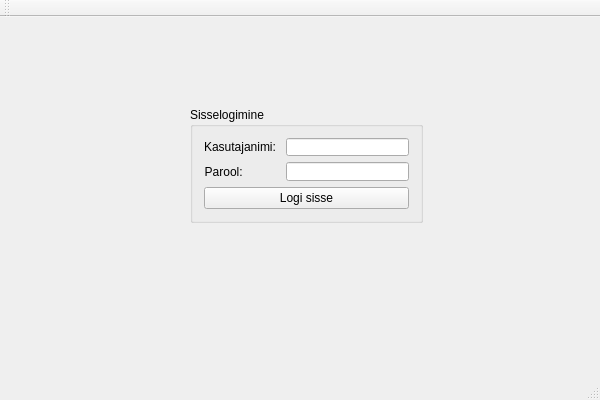
sitisl/Mola_rakendus, file FormLogin/FormLogin.ui: the form before one commit.
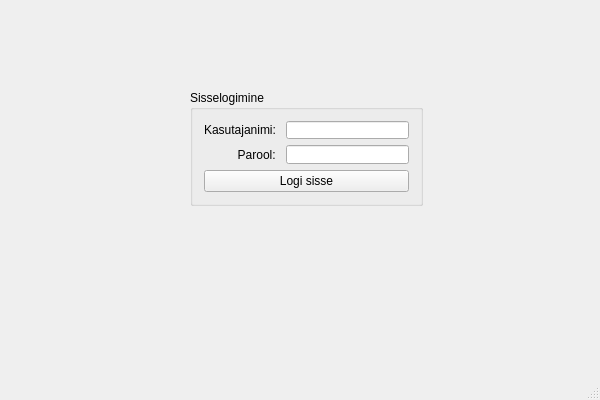
The form after the commit.

The edit to the form file:
```diff
--- a/FormLogin/FormLogin.ui
+++ b/FormLogin/FormLogin.ui
@@ -42,7 +42,7 @@
        <item row="1" column="0">
         <widget class="QLabel" name="lblPassword">
          <property name="text">
-          <string>Parool: </string>
+          <string>          Parool: </string>
          </property>
          <property name="alignment">
           <set>Qt::AlignRight|Qt::AlignTrailing|Qt::AlignVCenter</set>
@@ -68,24 +68,6 @@
     </layout>
    </widget>
   </widget>
-  <widget class="QMenuBar" name="menuBar">
-   <property name="geometry">
-    <rect>
-     <x>0</x>
-     <y>0</y>
-     <width>600</width>
-     <height>22</height>
-    </rect>
-   </property>
-  </widget>
-  <widget class="QToolBar" name="mainToolBar">
-   <attribute name="toolBarArea">
-    <enum>TopToolBarArea</enum>
-   </attribute>
-   <attribute name="toolBarBreak">
-    <bool>false</bool>
-   </attribute>
-  </widget>
   <widget class="QStatusBar" name="statusBar"/>
  </widget>
  <layoutdefault spacing="6" margin="11"/>
```
Left out of the diff: 6 changed lines with no effect on the pictures.
